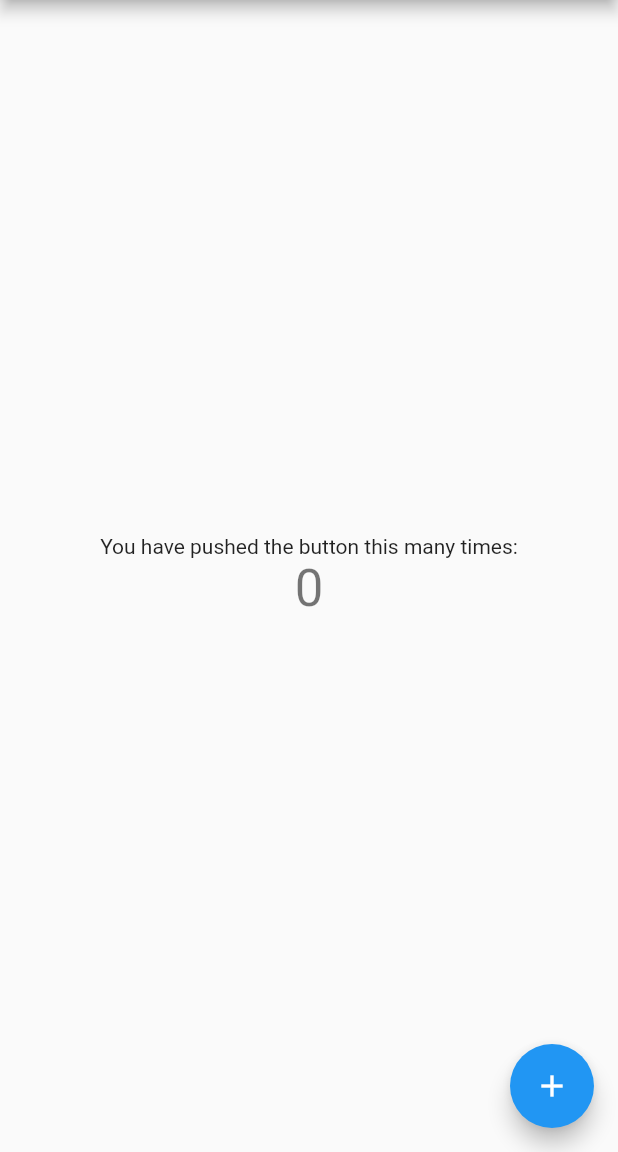
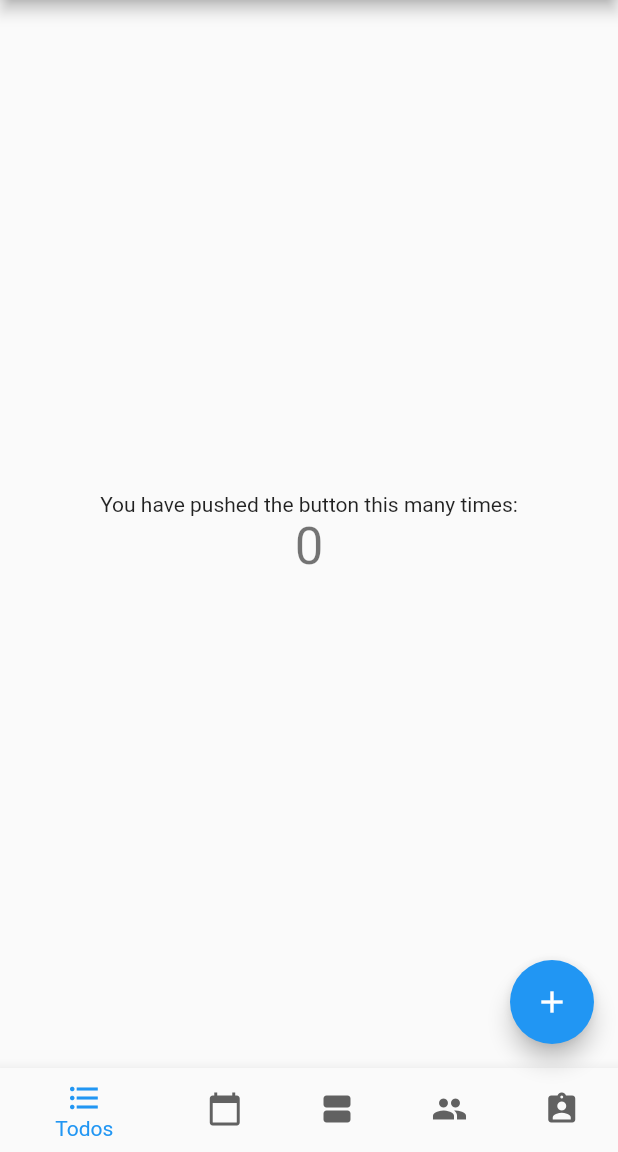
Before and after one commit to dleurs/simple_flutter_auth_app, a Flutter app: the screen it shows after launch, on a phone screen of 412 x 824 dp, the part 84-1236 px from its top. Run offline on Flutter 3.47's test engine with Material 2 defaults, Android fonts, the phone set to English and light mode, and no system bars; our stand-ins replace cloud_firestore, firebase_auth; accounts and stored records are empty.

Commit message:
Initialisation : Firebase connection for Android and iOS, models files (settings, state, user), and starting BottomNavigationBar

```diff
--- a/lib/main.dart
+++ b/lib/main.dart
@@ -53,6 +53,40 @@ class _MyHomePageState extends State<MyHomePage> {
           ],
         ),
       ),
+      bottomNavigationBar: BottomNavigationBar(
+        currentIndex: 0,
+        onTap: null,
+        selectedItemColor: Colors.blue,
+        unselectedItemColor: Colors.grey[700],
+        //showUnselectedLabels: true,
+        items: [
+          BottomNavigationBarItem(
+            // Index 0 : Todo
+            icon: Icon(Icons.format_list_bulleted),
+            title: Text('Todos'),
+          ),
+          BottomNavigationBarItem(
+            // Index 1 : Todo Calendar
+            icon: Icon(Icons.calendar_today),
+            title: Text('Calendar'),
+          ),
+          BottomNavigationBarItem(
+            // Index 2 : Todo Group
+            icon: Icon(Icons.view_agenda),
+            title: Text('Todo Lists'),
+          ),
+          BottomNavigationBarItem(
+            // Index 3 : Friends
+            icon: Icon(Icons.group),
+            title: Text('Groups'),
+          ),
+          BottomNavigationBarItem(
+            // Index 4 : User
+            icon: Icon(Icons.assignment_ind),
+            title: Text('User'),
+          ),
+        ],
+      ),
       floatingActionButton: FloatingActionButton(
         onPressed: _incrementCounter,
         tooltip: 'Increment',
--- /dev/null
+++ b/lib/models/user.dart
@@ -0,0 +1,40 @@
+import 'package:cloud_firestore/cloud_firestore.dart';
+import 'dart:convert';
+
+class User {
+  String userUid;
+  String pseudo;
+  String email;
+
+  User({
+    this.userUid,
+    this.pseudo,
+    this.email,
+  });
+
+  factory User.fromJson(Map<String, dynamic> json) => new User(
+        userUid: json["userUid"],
+        pseudo: json["pseudo"],
+        email: json["email"],
+      );
+
+  Map<String, dynamic> toJson() => {
+        "userUid": userUid,
+        "pseudo": pseudo,
+        "email": email,
+      };
+
+  factory User.fromDocument(DocumentSnapshot doc) {
+    return User.fromJson(doc.data);
+  }
+}
+
+User userFromJson(String str) {
+  final jsonData = json.decode(str);
+  return User.fromJson(jsonData);
+}
+
+String userToJson(User data) {
+  final dyn = data.toJson();
+  return json.encode(dyn);
+}
```
Also changed, not shown: lib/models/settings.dart (added, +32 -0 lines), lib/models/state.dart (added, +19 -0 lines), 5 other files.
